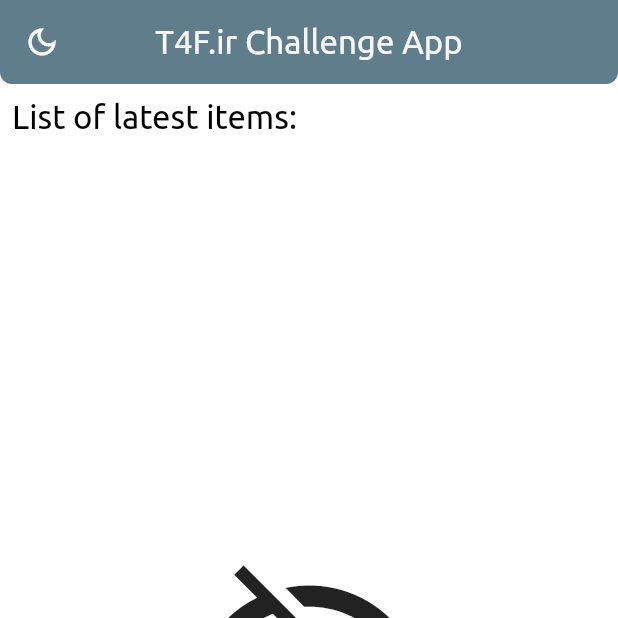
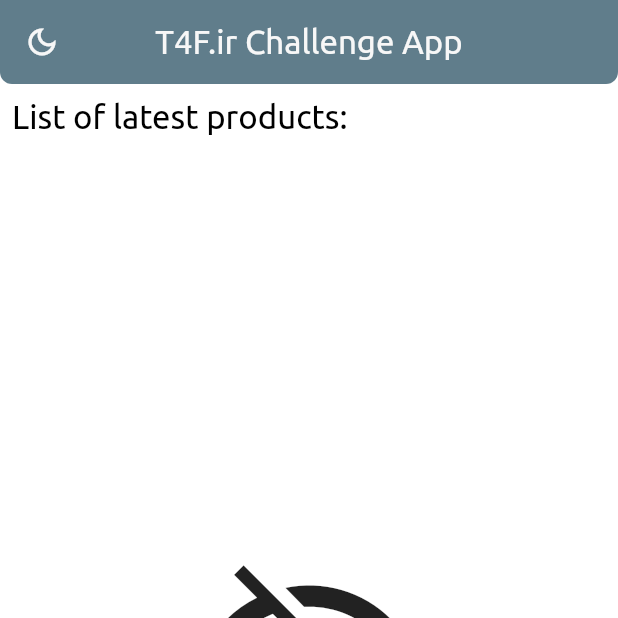
Before and after one commit to amir14a/t4f_challenge_app, a Flutter app: the screen it shows after launch, on a phone screen of 412 x 824 dp, the top half of it. Run offline on Flutter 3.47's test engine with Material 3 defaults, Android fonts, the phone set to English and light mode, and no system bars; our stand-ins replace dio, shared_preferences, shimmer; network calls fail.

Commit message:
Add shimmer effect for loading

```diff
--- a/lib/model/item_model.dart
+++ b/lib/model/item_model.dart
@@ -61,7 +61,7 @@ class ItemModel {
       ('ID', id.toString()),
       ('Type', type),
       ('Title', title),
-      ('Price', '$price \$'),
+      ('Price', '\$$price'),
       ('City', city),
       ('Presenter', presenter),
       ('Runtime', runtime.toString()),
--- a/lib/view/screen/home_screen.dart
+++ b/lib/view/screen/home_screen.dart
@@ -1,6 +1,7 @@
 import 'package:flutter/cupertino.dart';
 import 'package:flutter/material.dart';
 import 'package:provider/provider.dart';
+import 'package:shimmer/shimmer.dart';
 import 'package:t4f_challenge_app/view/screen/item_details_screen.dart';
 import 'package:t4f_challenge_app/view/widget/item_widget.dart';
 import 'package:t4f_challenge_app/view/widget/network_widget.dart';
@@ -54,7 +55,7 @@ class _HomeScreenState extends State<HomeScreen> {
                       child: Padding(
                         padding: const EdgeInsets.all(8.0),
                         child: Text(
-                          'List of latest items:',
+                          'List of latest products:',
                           style: Theme.of(context).textTheme.titleLarge,
                           textAlign: TextAlign.start,
                         ),
@@ -96,7 +97,32 @@ class _HomeScreenState extends State<HomeScreen> {
                             ),
                           ),
                         ),
-                        loadingBuilder: () => const Center(child: CircularProgressIndicator()),
+                        loadingBuilder: () => Shimmer.fromColors(
+                          baseColor: Colors.grey.withOpacity(.5),
+                          highlightColor: Colors.grey,
+                          period: kThemeAnimationDuration * 4,
+                          child: Column(
+                            children: [
+                              SizedBox(
+                                height: 268,
+                                child: ListView(
+                                  scrollDirection: Axis.horizontal,
+                                  children: List.filled(
+                                    4,
+                                    Container(
+                                      width: 300,
+                                      margin: const EdgeInsets.all(8),
+                                      decoration: BoxDecoration(
+                                        color: Colors.grey,
+                                        borderRadius: BorderRadius.circular(16),
+                                      ),
+                                    ),
+                                  ),
+                                ),
+                              ),
+                            ],
+                          ),
+                        ),
                         failedBuilder: () => Center(
                           child: Column(
                             mainAxisAlignment: MainAxisAlignment.center,
--- a/lib/view/widget/item_widget.dart
+++ b/lib/view/widget/item_widget.dart
@@ -84,7 +84,7 @@ class ItemWidget extends StatelessWidget {
                             color: Colors.green,
                           ),
                           Text(
-                            '${model.price} \$',
+                            '\$${model.price}',
                             style: const TextStyle(fontSize: 14, color: Colors.green),
                           )
                         ],
--- a/lib/viewmodel/home_view_model.dart
+++ b/lib/viewmodel/home_view_model.dart
@@ -31,6 +31,7 @@ class HomeViewModel extends ChangeNotifier {
 
   getItemsFromApi() async {
     requestState.value = AppApiRequestState.SENDING;
+    await Future.delayed(Duration(seconds: 4));
     try {
       var list = await AppApi.getItems();
       list.shuffle(); // Asked in project infos to load items in random sort
--- a/pubspec.yaml
+++ b/pubspec.yaml
@@ -20,6 +20,9 @@ dependencies:
   # data
   shared_preferences: ^2.3.2
 
+  # UI
+  shimmer: ^3.0.0
+
 dev_dependencies:
   flutter_test:
     sdk: flutter
```
Also changed, not shown: pubspec.lock.
